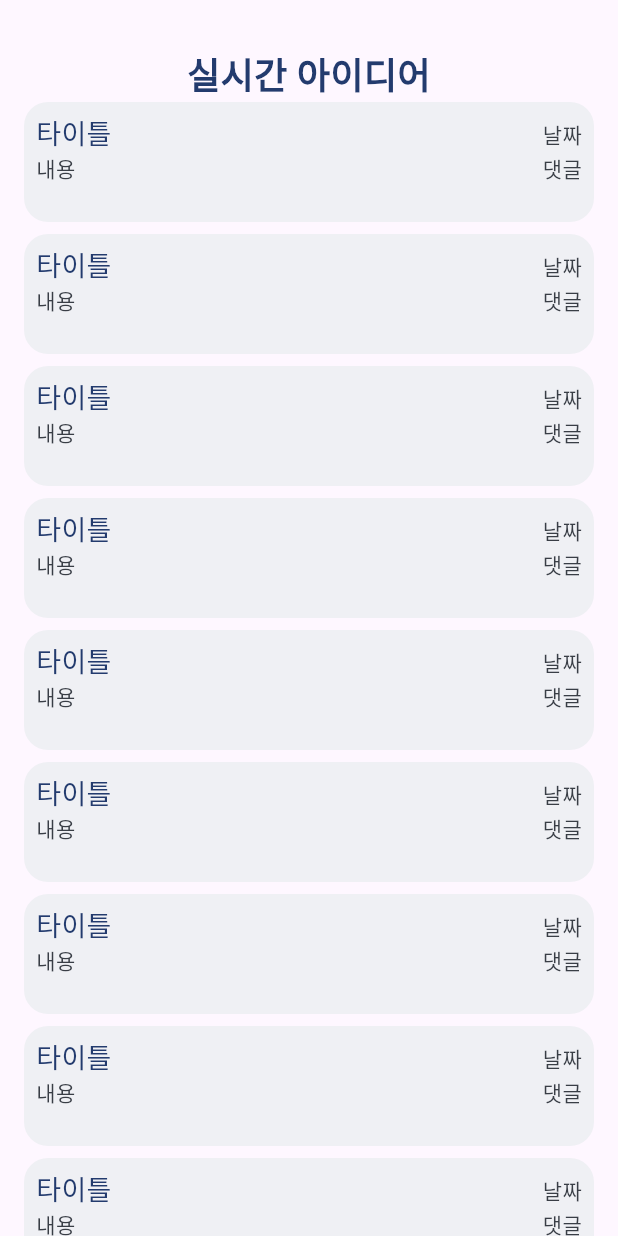
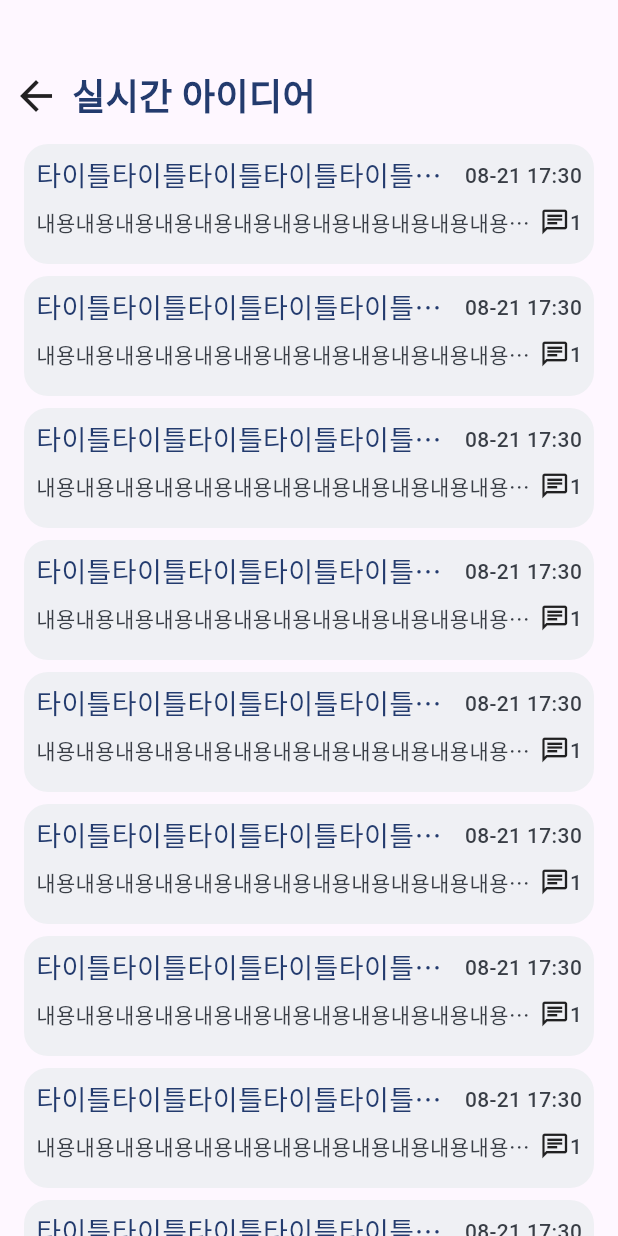
Before and after one commit to jaekyung-you/bring, a Flutter app: the RealtimeIdealListScreen screen opened by its route, on a phone screen of 412 x 824 dp. Run offline on Flutter 3.47's test engine with Material 3 defaults, Android fonts, the phone set to English and light mode, and no system bars; our stand-ins replace get; Roboto replaces fonts that are missing (Pretendard).

Commit message:
실시간 아이디어 아이템 레이아웃

```diff
--- /dev/null
+++ b/lib/common/bring_header.dart
@@ -0,0 +1,41 @@
+import 'package:flutter/material.dart';
+import 'package:get/get.dart';
+import '../const/theme.dart';
+
+class BringHeader extends StatelessWidget {
+  final String title;
+  final bool isHiddenBack;
+
+  const BringHeader({super.key, required this.title, this.isHiddenBack = false});
+
+  @override
+  Widget build(BuildContext context) {
+    return SizedBox(
+      height: 64,
+      child: Row(
+        mainAxisAlignment: MainAxisAlignment.start,
+        children: [
+          if (!isHiddenBack)
+            SizedBox(
+              width: 48,
+              height: 48,
+              child: InkWell(
+                onTap: () {
+                  Get.back();
+                },
+                child: const Icon(
+                  Icons.arrow_back_outlined,
+                  size: 32,
+                ),
+              ),
+            ),
+          if (isHiddenBack) const SizedBox(width: 16),
+          Text(
+            title,
+            style: const TextStyle(fontWeight: FontWeight.w700, color: BringColor.primaryNavy, fontSize: 24),
+          ),
+        ],
+      ),
+    );
+  }
+}
--- a/lib/common/bring_header_widget.dart
+++ /dev/null
@@ -1,10 +0,0 @@
-import 'package:flutter/material.dart';
-
-class BringHeaderWidget extends StatelessWidget {
-  const BringHeaderWidget({super.key});
-
-  @override
-  Widget build(BuildContext context) {
-    return const Placeholder();
-  }
-}
--- a/lib/partner_search/screens/realtime_ideal_list_screen.dart
+++ b/lib/partner_search/screens/realtime_ideal_list_screen.dart
@@ -1,7 +1,6 @@
 import 'package:flutter/material.dart';
-
+import '../../common/bring_header.dart';
 import '../../const/app_config.dart';
-import '../../const/theme.dart';
 import '../widgets/realtime_item.dart';
 
 class RealtimeIdealListScreen extends StatelessWidget {
@@ -13,17 +12,13 @@ class RealtimeIdealListScreen extends StatelessWidget {
       body: Column(
         children: [
           const SizedBox(height: 32),
-          Text(
-            '실시간 아이디어',
-            style: TextStyle(fontWeight: FontWeight.w700, color: BringColor.primaryNavy, fontSize: 24),
-          ),
+          const BringHeader(title: '실시간 아이디어'),
           // todo: 무한 스크롤 구현 필요
           Expanded(
             child: Padding(
               padding: const EdgeInsets.symmetric(horizontal: AppConfig.innerPadding),
               child: ListView.separated(
                   shrinkWrap: true,
-                  // physics: const NeverScrollableScrollPhysics(),
                   itemCount: 10,
                   separatorBuilder: (context, index) {
                     return SizedBox(height: 8);
--- a/lib/partner_search/widgets/realtime_item.dart
+++ b/lib/partner_search/widgets/realtime_item.dart
@@ -22,12 +22,20 @@ class RealtimeItem extends StatelessWidget {
           Row(
             mainAxisAlignment: MainAxisAlignment.spaceBetween,
             children: [
-              Text(
-                '타이틀',
-                style: TextStyle(fontSize: 18, fontWeight: FontWeight.w500, color: BringColor.primaryNavy),
+              Expanded(
+                child: Text(
+                  '타이틀타이틀타이틀타이틀타이틀타이틀타이틀타이틀타이틀타이틀타이틀타이틀타이틀',
+                  maxLines: 1,
+                  style: TextStyle(
+                    fontSize: 18,
+                    fontWeight: FontWeight.w500,
+                    color: BringColor.primaryNavy,
+                    overflow: TextOverflow.ellipsis,
+                  ),
+                ),
               ),
               Text(
-                '날짜',
+                '08-21 17:30',
                 style: TextStyle(
                   fontSize: 14,
                   fontWeight: FontWeight.w500,
@@ -36,15 +44,30 @@ class RealtimeItem extends StatelessWidget {
               ),
             ],
           ),
+          const SizedBox(height: AppConfig.contentPadding),
           Row(
             mainAxisAlignment: MainAxisAlignment.spaceBetween,
             children: [
-              Text(
-                '내용',
-                style: TextStyle(fontSize: 14, fontWeight: FontWeight.w500, color: BringColor.grey01),
+              Expanded(
+                child: Text(
+                  '내용내용내용내용내용내용내용내용내용내용내용내용내용내용내용내용내용',
+                  maxLines: 1,
+                  style: TextStyle(
+                    fontSize: 14,
+                    fontWeight: FontWeight.w500,
+                    color: BringColor.grey01,
+                    overflow: TextOverflow.ellipsis,
+                  ),
+                ),
+              ),
+              Row(
+                children: [
+                  Icon(
+                    Icons.chat_outlined,
+                    size: 20,
                   ),
                   Text(
-                '댓글',
+                    '1',
                     style: TextStyle(
                       fontSize: 14,
                       fontWeight: FontWeight.w500,
@@ -52,6 +75,8 @@ class RealtimeItem extends StatelessWidget {
                     ),
                   ),
                 ],
+              )
+            ],
           ),
         ],
       ),
```
Lines whose indentation alone changed are shown as unchanged.
